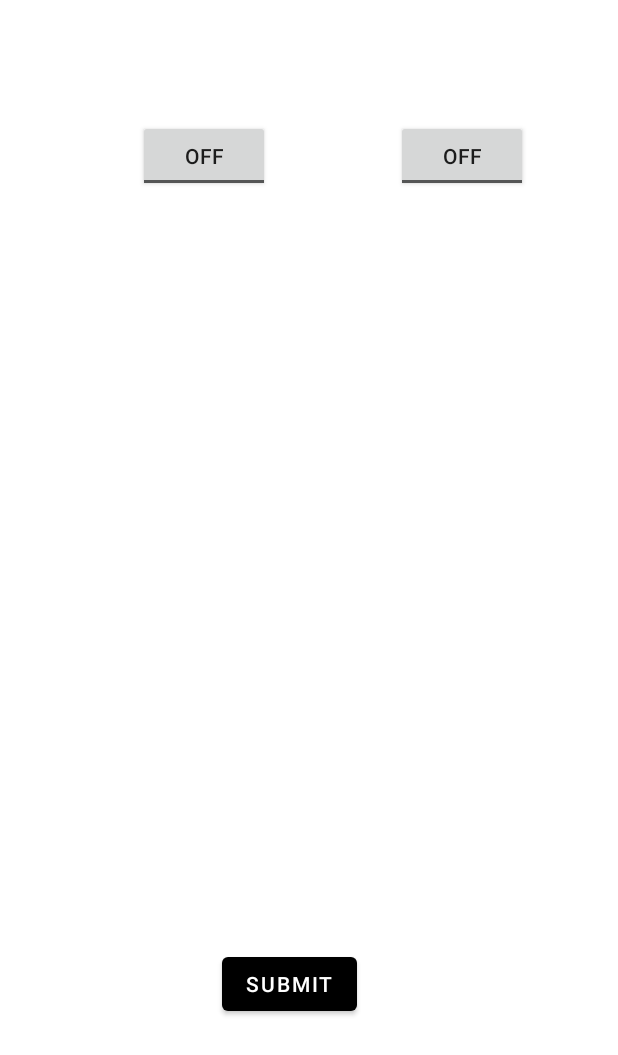
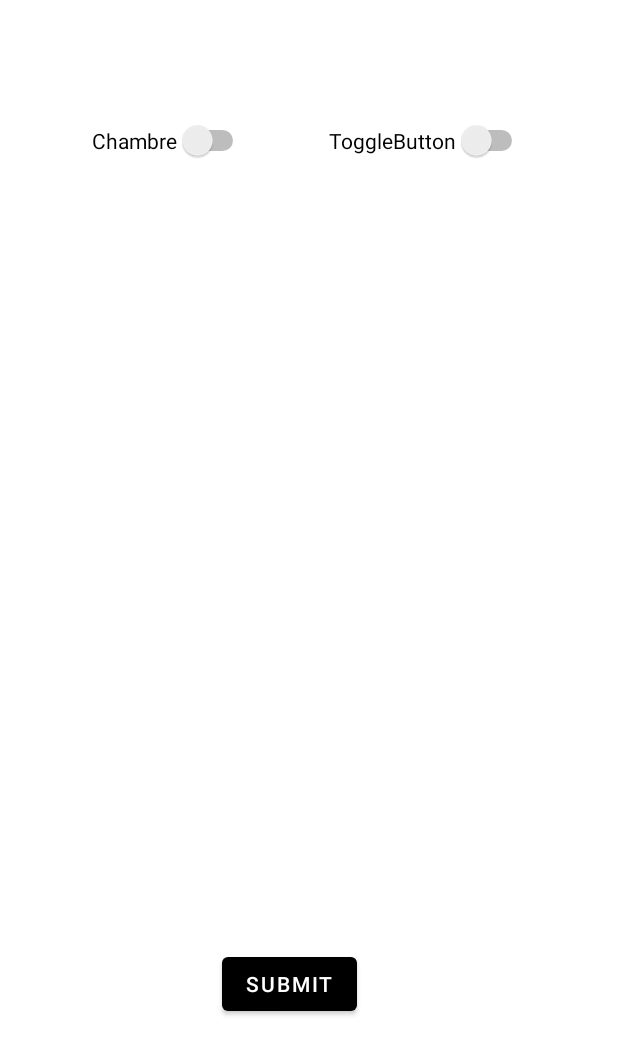
Before and after one commit to avmolaei/rIChard, an Android app: the layout activity_chambre.xml on its own in the app's theme, with its tools: preview values and no code run, on a phone screen of 412 x 824 dp. Shown: the top 1055 px of the screen. Run offline under Robolectric (Android 15) with nearby library versions, the phone set to English and light mode, and no system bars.

Commit message:
chane ToggleButton to Switch

```diff
--- a/app/src/main/res/layout/activity_chambre.xml
+++ b/app/src/main/res/layout/activity_chambre.xml
@@ -5,7 +5,7 @@
     android:layout_width="match_parent"
     android:layout_height="match_parent">
 
-    <ToggleButton
+    <Switch
         android:id="@+id/toggleButton"
         android:layout_width="wrap_content"
         android:layout_height="wrap_content"
@@ -18,7 +18,7 @@
         app:layout_constraintStart_toStartOf="parent"
         app:layout_constraintTop_toTopOf="parent" />
 
-    <ToggleButton
+    <Switch
         android:id="@+id/toggleButton2"
         android:layout_width="wrap_content"
         android:layout_height="wrap_content"
```
